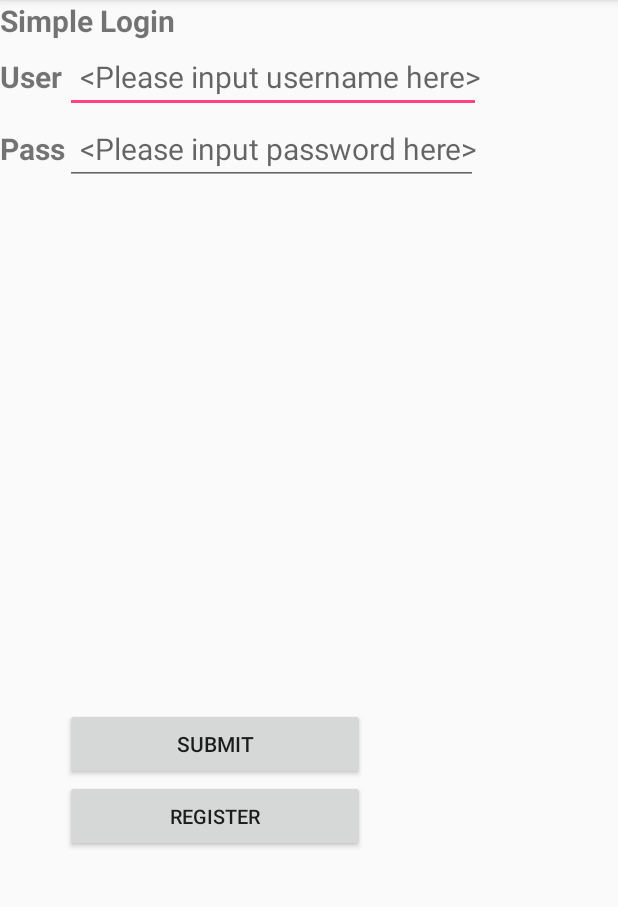
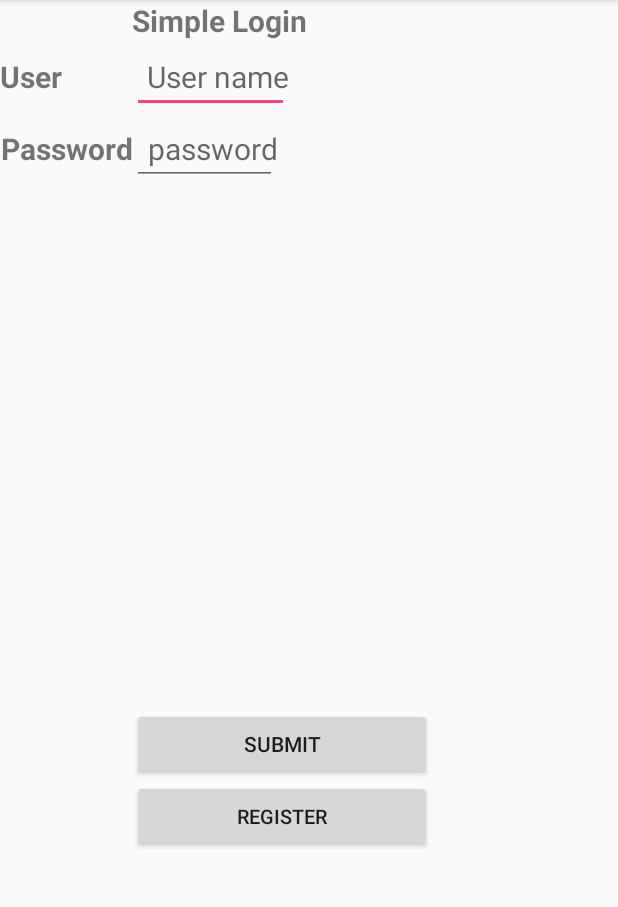
Before and after one commit to Ticzu/Five-Guys, an Android app: the screen it shows after launch (simplelogin), on a phone screen of 412 x 824 dp, the part 84-991 px from its top. Run offline under Robolectric (Android 15) with nearby library versions, the phone set to English and light mode, and no system bars; our stand-ins replace Firebase (no records; nobody signed in at launch, a user with empty details on screens opened directly).

```diff
--- a/hw_challenge/src/main/res/layout/activity_simplelogin.xml
+++ b/hw_challenge/src/main/res/layout/activity_simplelogin.xml
@@ -18,10 +18,11 @@
             android:text="Simple Login"
             android:textSize="20sp"
             android:textStyle="bold"
+            android:gravity="center"
             android:id="@+id/tvsimple_login"
             android:layout_row="0"
-            android:layout_column="0"
-            android:layout_columnSpan="4"
+            android:layout_column="1"
+            android:layout_columnSpan="3"
             />
 
         <TextView
@@ -34,6 +35,7 @@
             android:textStyle="bold"
             android:layout_row="5"
             android:layout_column="0"
+            android:gravity="center"
             />
 
 
@@ -41,12 +43,14 @@
             android:layout_width="wrap_content"
             android:layout_height="wrap_content"
             android:textAppearance="?android:attr/textAppearanceSmall"
-            android:text="Pass"
+            android:text="Password"
             android:textStyle="bold"
             android:textSize="20sp"
             android:id="@+id/tvpsw"
             android:layout_row="6"
-            android:layout_column="0" />
+            android:layout_column="0"
+            android:gravity="center"
+            />
 
 
         <EditText
@@ -56,9 +60,10 @@
             android:layout_row="5"
             android:layout_column="1"
             android:textSize="20sp"
-            android:hint="&lt;Please input username here>"
+            android:hint="User name"
             android:paddingStart="10dp"
             android:paddingEnd="0dp"
+            android:gravity="center"
             />
 
         <EditText
@@ -68,9 +73,10 @@
             android:layout_row="6"
             android:layout_column="1"
             android:textSize="20sp"
-            android:hint="&lt;Please input password here>"
+            android:hint="password"
             android:paddingStart="10dp"
             android:paddingEnd="0dp"
+            android:gravity="center"
             />
 
 
```
Also changed, not shown: hw_challenge/src/main/java/com/example/hw_challenge/Register.java (+39 -7 lines), hw_challenge/src/main/res/layout/registerview.xml (+7 -0 lines).
